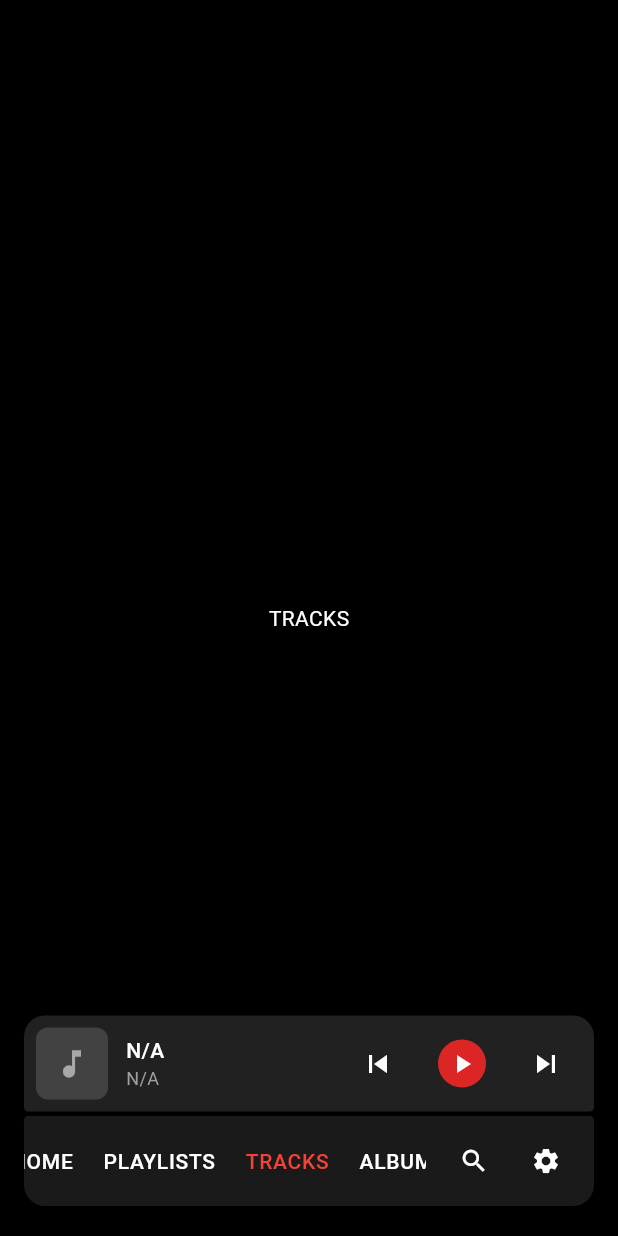
After one commit to rd6260/echo_mpd, a Flutter app: the MainScreen screen opened directly, after a tap on "PLAYLISTS", after a tap on "TRACKS", on a phone screen of 412 x 824 dp. The commit adds this screen. Run offline on Flutter 3.47's test engine with Material 3 defaults, Android fonts, the phone set to English and light mode, and no system bars; our stand-ins replace shared_preferences; missing offline and left inert: dart_mpd; accounts and stored records are empty.

Commit message:
add pages

```diff
--- a/lib/screen/main_screen.dart
+++ b/lib/screen/main_screen.dart
@@ -1,5 +1,8 @@
+import 'package:echo_mpd/screen/albums_screen.dart';
+import 'package:echo_mpd/screen/artists_screen.dart';
 import 'package:echo_mpd/screen/current_playlist_screen.dart';
 import 'package:echo_mpd/screen/home_screen.dart';
+import 'package:echo_mpd/screen/tracks_screen.dart';
 import 'package:echo_mpd/widgets/bottom_island_widget.dart';
 import 'package:flutter/material.dart';
 
@@ -31,10 +34,9 @@ class _MainScreenState extends State<MainScreen>
   final List<Widget> _screens = [
     HomeScreen(),
     CurrentPlaylistScreen(),
-    // Add other screens for TRACKS, ALBUMS, ARTISTS
-    Container(child: Center(child: Text('TRACKS', style: TextStyle(color: Colors.white)))),
-    Container(child: Center(child: Text('ALBUMS', style: TextStyle(color: Colors.white)))),
-    Container(child: Center(child: Text('ARTISTS', style: TextStyle(color: Colors.white)))),
+    TracksScreen(),
+    AlbumsScreen(),
+    ArtistsScreen(),
   ];
 
   @override
--- /dev/null
+++ b/lib/screen/tracks_screen.dart
@@ -0,0 +1,10 @@
+import 'package:flutter/material.dart';
+
+class TracksScreen extends StatelessWidget {
+  const TracksScreen({super.key});
+
+  @override
+  Widget build(BuildContext context) {
+    return const Center(child: Text('TRACKS', style: TextStyle(color: Colors.white)));
+  }
+}
--- a/lib/utils/mpd_remote_service.dart
+++ b/lib/utils/mpd_remote_service.dart
@@ -90,7 +90,7 @@ class MpdRemoteService {
       _isInitialized = true;
       _startStatusPolling();
 
-      debugPrint('MPD Service initialized successfully (${host}:${port})');
+      debugPrint('MPD Service initialized successfully ($host:$port)');
     } catch (e) {
       debugPrint('MPD Service initialization failed: $e');
       isConnected.value = false;
```
Also changed, not shown: lib/screen/albums_screen.dart (added, +11 -0 lines), lib/screen/artists_screen.dart (added, +10 -0 lines).
